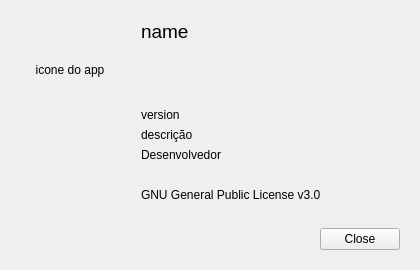
First picture: the form in zapzap/view/about.ui, repository rafatosta/zapzap, before the edit.
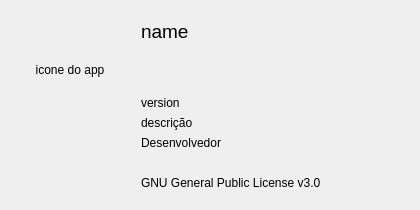
Second picture: the form after the edit.

Patch:
```diff
--- a/zapzap/view/about.ui
+++ b/zapzap/view/about.ui
@@ -10,19 +10,19 @@
     <x>0</x>
     <y>0</y>
     <width>420</width>
-    <height>270</height>
+    <height>210</height>
    </rect>
   </property>
   <property name="minimumSize">
    <size>
     <width>420</width>
-    <height>270</height>
+    <height>210</height>
    </size>
   </property>
   <property name="maximumSize">
    <size>
     <width>420</width>
-    <height>270</height>
+    <height>210</height>
    </size>
   </property>
   <property name="windowTitle">
@@ -184,33 +184,6 @@
      </item>
     </layout>
    </item>
-   <item>
-    <layout class="QHBoxLayout" name="horizontalLayout">
-     <property name="topMargin">
-      <number>20</number>
-     </property>
-     <item>
-      <spacer name="horizontalSpacer">
-       <property name="orientation">
-        <enum>Qt::Horizontal</enum>
-       </property>
-       <property name="sizeHint" stdset="0">
-        <size>
-         <width>40</width>
-         <height>20</height>
-        </size>
-       </property>
-      </spacer>
-     </item>
-     <item>
-      <widget class="QPushButton" name="btnClose">
-       <property name="text">
-        <string>Close</string>
-       </property>
-      </widget>
-     </item>
-    </layout>
-   </item>
   </layout>
  </widget>
  <resources/>
```
